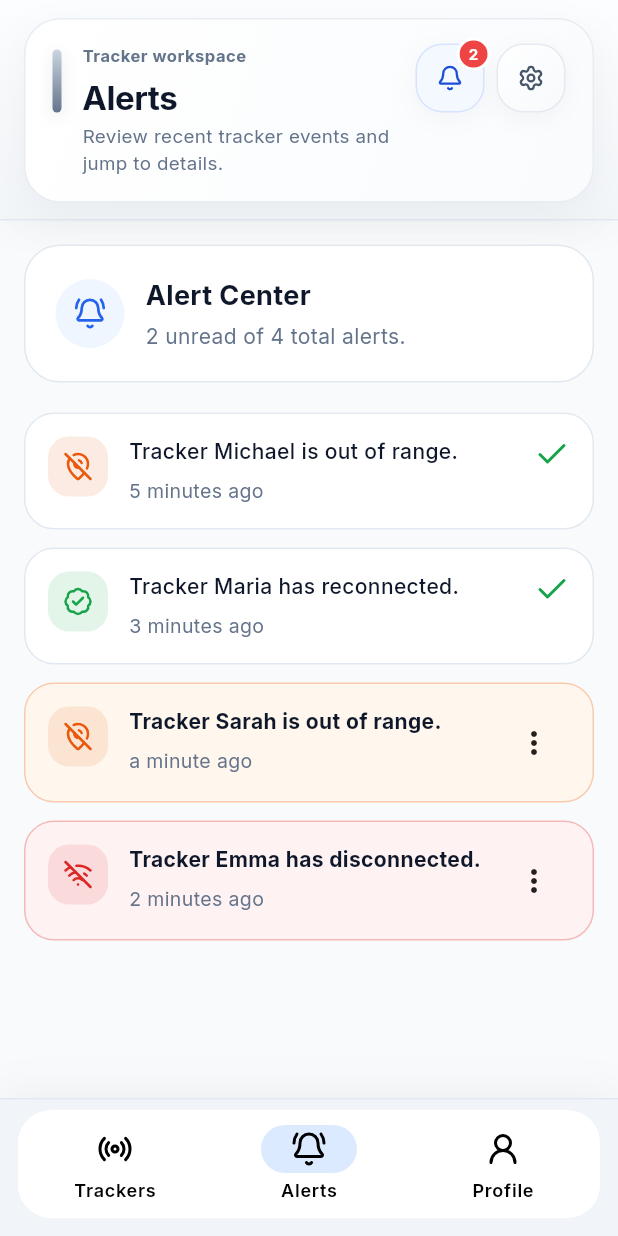
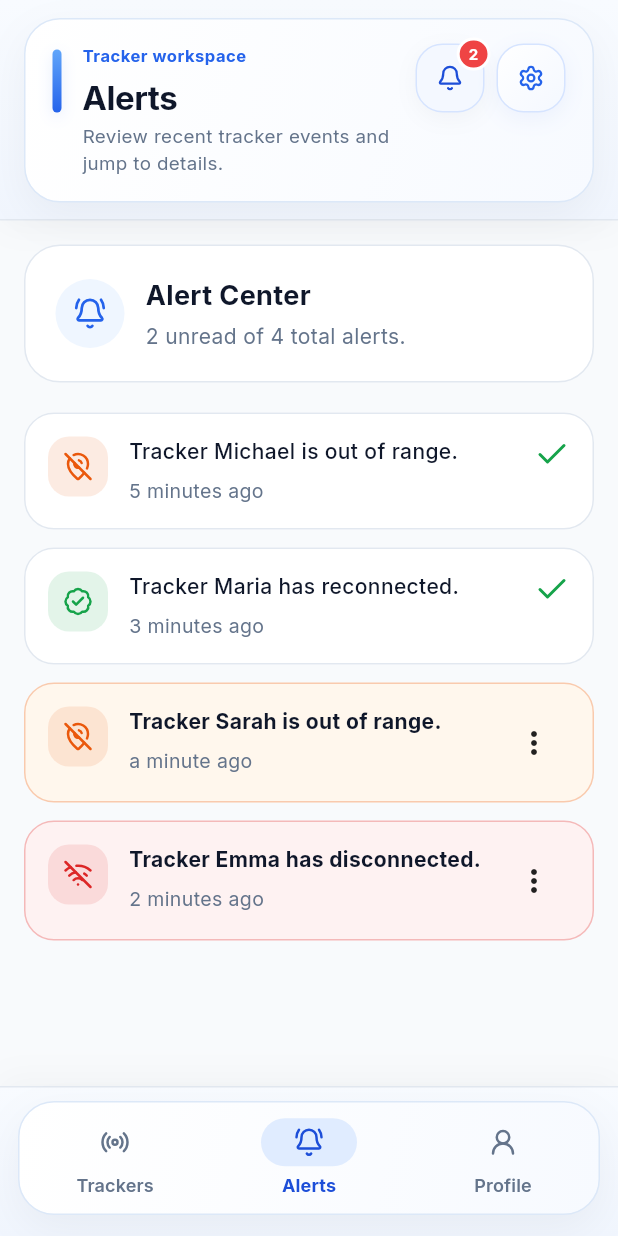
Before and after one commit to michaeljosherr/tracking, a Flutter app: the AlertsScreen screen opened by its route, on a phone screen of 412 x 824 dp. Run offline on Flutter 3.47's test engine with Material 3 defaults, Android fonts, the phone set to English and light mode, and no system bars; our stand-ins replace go_router, google_fonts, lucide_icons_flutter, shared_preferences, timeago; accounts and stored records are empty.

Commit message:
refactor: enhance AppBottomNavBar and AppTopBar with gradient backgrounds and improved styling
- Updated AppBottomNavBar to use a gradient background and refined shadow effects for a modern look.
- Adjusted padding and border radius in AppBottomNavBar for better visual appeal.
- Enhanced AppTopBar with consistent gradient backgrounds and improved button styles.
- Updated color scheme for icons and text in both navigation bars to improve readability and aesthetics.

```diff
--- a/my_flutter_app/lib/widgets/app_bottom_nav_bar.dart
+++ b/my_flutter_app/lib/widgets/app_bottom_nav_bar.dart
@@ -17,28 +17,82 @@ class AppBottomNavBar extends StatelessWidget {
 
     return DecoratedBox(
       decoration: BoxDecoration(
-        color: const Color(0xFFF1F5F9),
+        gradient: const LinearGradient(
+          begin: Alignment.topCenter,
+          end: Alignment.bottomCenter,
+          colors: [Color(0xFFF8FBFF), Color(0xFFF1F6FE)],
+        ),
         border: const Border(top: BorderSide(color: Color(0xFFE2E8F0))),
         boxShadow: [
           BoxShadow(
-            color: Colors.black.withValues(alpha: 0.04),
-            blurRadius: 20,
-            offset: const Offset(0, -6),
+            color: Colors.black.withValues(alpha: 0.03),
+            blurRadius: 18,
+            offset: const Offset(0, -5),
           ),
         ],
       ),
       child: SafeArea(
         top: false,
         child: Padding(
-          padding: EdgeInsets.fromLTRB(12, 8, 12, bottomInset > 0 ? 8 : 12),
+          padding: EdgeInsets.fromLTRB(12, 10, 12, bottomInset > 0 ? 10 : 14),
+          child: DecoratedBox(
+            decoration: BoxDecoration(
+              gradient: const LinearGradient(
+                begin: Alignment.topLeft,
+                end: Alignment.bottomRight,
+                colors: [Color(0xFFFFFFFF), Color(0xFFF7FAFF)],
+              ),
+              borderRadius: BorderRadius.circular(24),
+              border: Border.all(color: const Color(0xFFDCE8F8)),
+              boxShadow: [
+                BoxShadow(
+                  color: const Color(0xFF0F172A).withValues(alpha: 0.05),
+                  blurRadius: 24,
+                  offset: const Offset(0, 10),
+                ),
+              ],
+            ),
             child: ClipRRect(
-            borderRadius: BorderRadius.circular(22),
+              borderRadius: BorderRadius.circular(24),
+              child: Theme(
+                data: Theme.of(context).copyWith(
+                  navigationBarTheme: NavigationBarThemeData(
+                    backgroundColor: Colors.transparent,
+                    surfaceTintColor: Colors.transparent,
+                    elevation: 0,
+                    height: 76,
+                    indicatorColor: const Color(0xFFE0ECFF),
+                    labelTextStyle: WidgetStateProperty.resolveWith<TextStyle>((
+                      states,
+                    ) {
+                      final isSelected = states.contains(WidgetState.selected);
+                      return TextStyle(
+                        color: isSelected
+                            ? const Color(0xFF1D4ED8)
+                            : const Color(0xFF64748B),
+                        fontSize: 12,
+                        fontWeight: isSelected
+                            ? FontWeight.w700
+                            : FontWeight.w600,
+                        letterSpacing: 0.1,
+                      );
+                    }),
+                    iconTheme: WidgetStateProperty.resolveWith<IconThemeData>((
+                      states,
+                    ) {
+                      final isSelected = states.contains(WidgetState.selected);
+                      return IconThemeData(
+                        color: isSelected
+                            ? const Color(0xFF1D4ED8)
+                            : const Color(0xFF64748B),
+                        size: 20,
+                      );
+                    }),
+                  ),
+                ),
                 child: NavigationBar(
-              height: 72,
                   selectedIndex: selectedIndex,
                   onDestinationSelected: onDestinationSelected,
-              backgroundColor: Colors.white,
-              indicatorColor: const Color(0xFFDBEAFE),
                   labelBehavior: NavigationDestinationLabelBehavior.alwaysShow,
                   destinations: const [
                     NavigationDestination(
@@ -61,6 +115,8 @@ class AppBottomNavBar extends StatelessWidget {
               ),
             ),
           ),
+        ),
+      ),
     );
   }
 }
--- a/my_flutter_app/lib/widgets/app_top_bar.dart
+++ b/my_flutter_app/lib/widgets/app_top_bar.dart
@@ -42,7 +42,7 @@ class _AppTopBarState extends State<AppTopBar> {
           gradient: const LinearGradient(
             begin: Alignment.topCenter,
             end: Alignment.bottomCenter,
-            colors: [Color(0xFFFCFDFE), Color(0xFFF3F6F9)],
+            colors: [Color(0xFFF8FBFF), Color(0xFFF1F6FE)],
           ),
           border: const Border(bottom: BorderSide(color: Color(0xFFE2E8F0))),
           boxShadow: [
@@ -67,10 +67,10 @@ class _AppTopBarState extends State<AppTopBar> {
                     gradient: const LinearGradient(
                       begin: Alignment.topLeft,
                       end: Alignment.bottomRight,
-                      colors: [Color(0xFFFFFFFF), Color(0xFFF9FBFD)],
+                      colors: [Color(0xFFFFFFFF), Color(0xFFF7FAFF)],
                     ),
                     borderRadius: BorderRadius.circular(24),
-                    border: Border.all(color: const Color(0xFFE7EDF3)),
+                    border: Border.all(color: const Color(0xFFDCE8F8)),
                     boxShadow: [
                       BoxShadow(
                         color: const Color(0xFF0F172A).withValues(alpha: 0.05),
@@ -95,15 +95,15 @@ class _AppTopBarState extends State<AppTopBar> {
                                   begin: Alignment.topCenter,
                                   end: Alignment.bottomCenter,
                                   colors: [
-                                    Color(0xFFCBD5E1),
-                                    Color(0xFF64748B),
+                                    Color(0xFF60A5FA),
+                                    Color(0xFF2563EB),
                                   ],
                                 ),
                                 borderRadius: BorderRadius.circular(999),
                                 boxShadow: [
                                   BoxShadow(
                                     color: const Color(
-                                      0xFF475569,
+                                      0xFF2563EB,
                                     ).withValues(alpha: 0.12),
                                     blurRadius: 8,
                                     offset: const Offset(0, 3),
@@ -120,7 +120,7 @@ class _AppTopBarState extends State<AppTopBar> {
                                     maxLines: 1,
                                     overflow: TextOverflow.ellipsis,
                                     style: TextStyle(
-                                      color: Color(0xFF64748B),
+                                      color: Color(0xFF2563EB),
                                       fontSize: 11,
                                       fontWeight: FontWeight.w700,
                                       letterSpacing: 0.35,
@@ -191,13 +191,13 @@ class _AppTopBarState extends State<AppTopBar> {
         gradient: const LinearGradient(
           begin: Alignment.topLeft,
           end: Alignment.bottomRight,
-          colors: [Color(0xFFFFFFFF), Color(0xFFF7F9FC)],
+          colors: [Color(0xFFFFFFFF), Color(0xFFF4F8FF)],
         ),
         borderRadius: BorderRadius.circular(18),
-        border: Border.all(color: const Color(0xFFE5EAF0)),
+        border: Border.all(color: const Color(0xFFD6E4FF)),
         boxShadow: [
           BoxShadow(
-            color: const Color(0xFF0F172A).withValues(alpha: 0.04),
+            color: const Color(0xFF1D4ED8).withValues(alpha: 0.06),
             blurRadius: 12,
             offset: const Offset(0, 4),
           ),
@@ -214,7 +214,7 @@ class _AppTopBarState extends State<AppTopBar> {
             width: 44,
             height: 44,
             child: Center(
-              child: Icon(icon, color: const Color(0xFF475569), size: 18),
+              child: Icon(icon, color: const Color(0xFF2563EB), size: 18),
             ),
           ),
         ),
```
Lines whose indentation alone changed are shown as unchanged.
